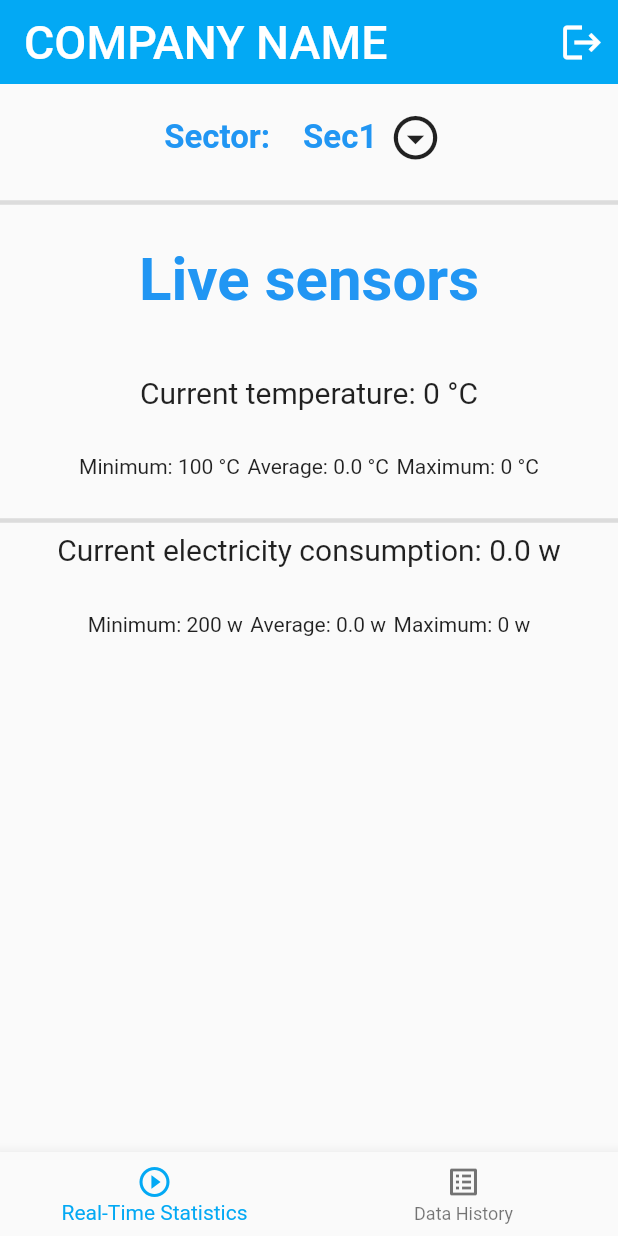
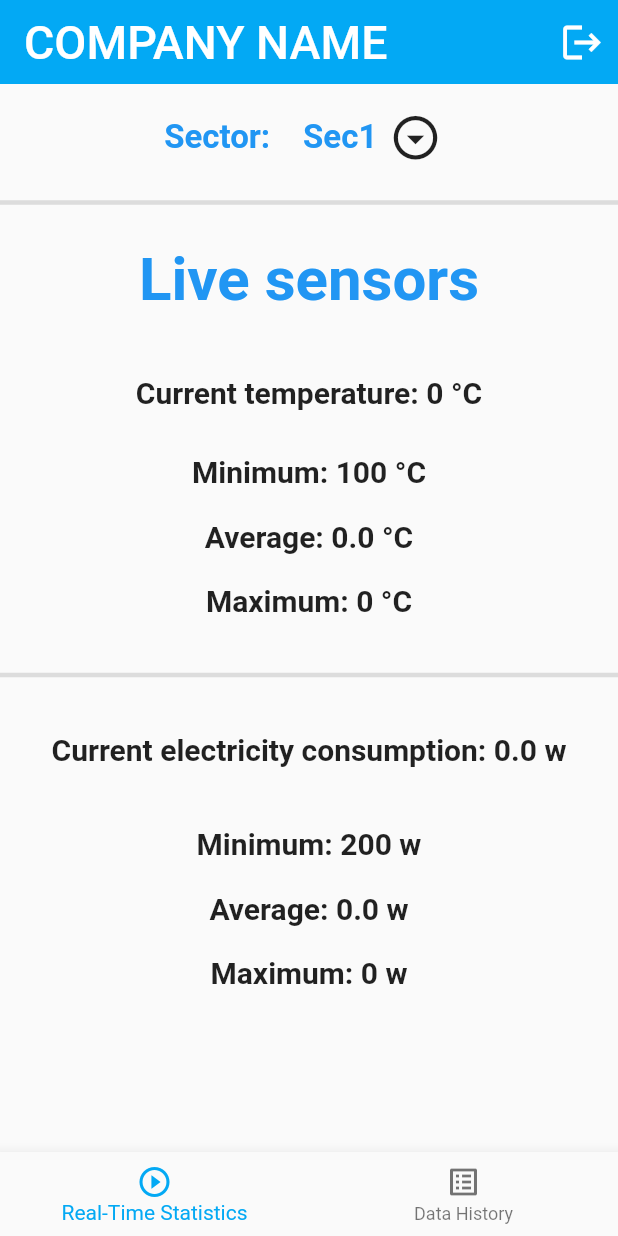
Before and after one commit to RiccardoMazzi01/HACKATHON_SFSCON_EDITION_2023, a Flutter app: the HomePage screen opened directly, on a phone screen of 412 x 824 dp. Run offline on Flutter 3.47's test engine with Material 2 defaults, Android fonts, the phone set to English and light mode, and no system bars; our stand-ins replace cloud_firestore, firebase_auth, firebase_core, fl_chart; accounts and stored records are empty.

Commit message:
final push

```diff
--- a/infominds_app/lib/pages/home_page.dart
+++ b/infominds_app/lib/pages/home_page.dart
@@ -502,49 +502,55 @@ class HomePageState extends State<HomePage> {
                   ),
                   Text(
                     "Current temperature: $currentTemp °C",
-                    style: TextStyle(fontSize: 20),
+                    style: TextStyle(fontSize: 20, fontWeight: FontWeight.bold),
                   ),
                   const SizedBox(
                     height: 30.0,
                   ),
-                  Row(
-                    mainAxisAlignment: MainAxisAlignment.center,
-                    children: [
-                      Text("Minimum: $min_temp °C"),
+                  Text("Minimum: $min_temp °C",
+                      style:
+                          TextStyle(fontSize: 20, fontWeight: FontWeight.bold)),
                   SizedBox(
-                        width: 5,
+                    height: 20,
                   ),
-                      Text("Average: $average_temp °C"),
+                  Text("Average: $average_temp °C",
+                      style:
+                          TextStyle(fontSize: 20, fontWeight: FontWeight.bold)),
                   SizedBox(
-                        width: 5,
+                    height: 20,
                   ),
-                      Text("Maximum: $max_temp °C")
-                    ],
-                  ),
-                  SizedBox(height: 20),
+                  Text("Maximum: $max_temp °C",
+                      style:
+                          TextStyle(fontSize: 20, fontWeight: FontWeight.bold)),
+                  SizedBox(height: 30),
                   Divider(
                     thickness: 3,
                   ),
+                  SizedBox(height: 30),
                   Text(
                     "Current electricity consumption: $currentElec w",
-                    style: TextStyle(fontSize: 20),
+                    style: TextStyle(fontSize: 20, fontWeight: FontWeight.bold),
                   ),
                   const SizedBox(
-                    height: 30.0,
+                    height: 40.0,
                   ),
-                  Row(
-                    mainAxisAlignment: MainAxisAlignment.center,
-                    children: [
-                      Text("Minimum: $min_elec w"),
+                  Text(
+                    "Minimum: $min_elec w",
+                    style: TextStyle(fontSize: 20, fontWeight: FontWeight.bold),
+                  ),
                   SizedBox(
-                        width: 5,
+                    height: 20,
                   ),
-                      Text("Average: $average_elec w"),
+                  Text(
+                    "Average: $average_elec w",
+                    style: TextStyle(fontSize: 20, fontWeight: FontWeight.bold),
+                  ),
                   SizedBox(
-                        width: 5,
+                    height: 20,
                   ),
-                      Text("Maximum: $max_elec w")
-                    ],
+                  Text(
+                    "Maximum: $max_elec w",
+                    style: TextStyle(fontSize: 20, fontWeight: FontWeight.bold),
                   ),
                   SizedBox(height: 20),
                 ],
```
Also changed, not shown: 1 other file. Lines whose indentation alone changed are shown as unchanged.
